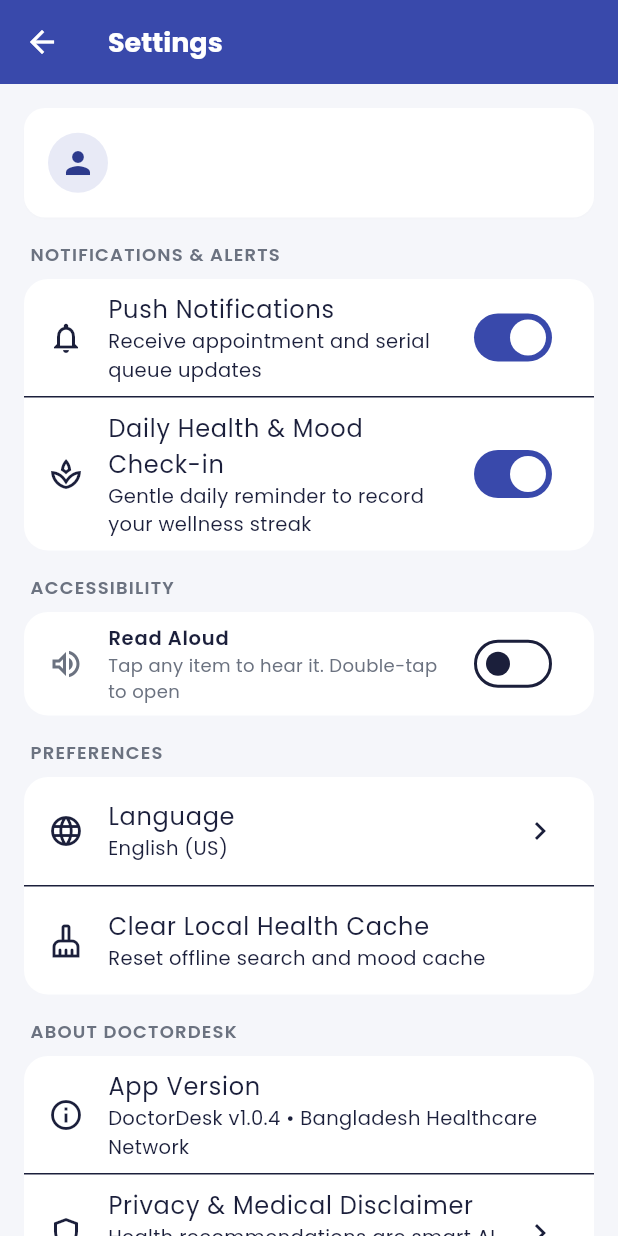
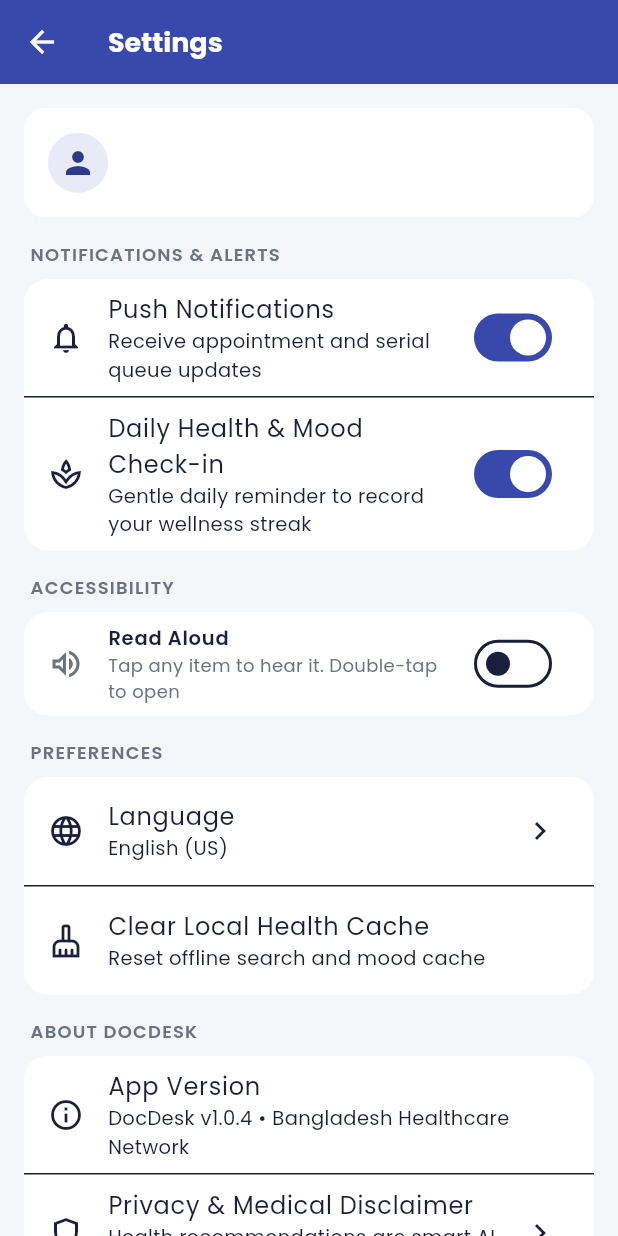
Before and after one commit to Mashrafi-Elahi/doctordesk-flutter, a Flutter app: the SettingsScreen screen opened directly, on a phone screen of 412 x 824 dp. Run offline on Flutter 3.47's test engine with Material 3 defaults, Android fonts, the phone set to English and light mode, and no system bars; our stand-ins replace cloud_firestore, firebase_auth, firebase_core, firebase_storage, flutter_tts, geolocator and 5 more; accounts and stored records are empty.

Commit message:
Update app branding to DocDesk

```diff
--- a/lib/screens/home_screen.dart
+++ b/lib/screens/home_screen.dart
@@ -450,7 +450,7 @@ class _HomeScreenState extends State<HomeScreen> {
                                     ),
                                   ),
                                   Text(
-                                    _greetingName.isNotEmpty ? _greetingName : 'DoctorDesk',
+                                    _greetingName.isNotEmpty ? _greetingName : 'DocDesk',
                                     style: GoogleFonts.poppins(
                                       fontSize: 16,
                                       fontWeight: FontWeight.w600,
@@ -1625,8 +1625,7 @@ class _DoctorListCard extends StatelessWidget {
               ),
             );
           },
-          child: Padding(
-            padding: const EdgeInsets.all(14.0),
+          child: Padding(padding: const EdgeInsets.all(14.0),
             child: Row(
               crossAxisAlignment: CrossAxisAlignment.start,
               children: [
--- a/lib/screens/settings_screen.dart
+++ b/lib/screens/settings_screen.dart
@@ -297,7 +297,7 @@ class _SettingsScreenState extends State<SettingsScreen> {
           const SizedBox(height: 16),
 
           // About & Legal
-          _buildSectionHeader('ABOUT DOCTORDESK'),
+          _buildSectionHeader('ABOUT DOCDESK'),
           Card(
             child: Column(
               children: [
@@ -305,7 +305,7 @@ class _SettingsScreenState extends State<SettingsScreen> {
                   leading: Icon(Icons.info_outline),
                   title: Text('App Version'),
                   subtitle:
-                      Text('DoctorDesk v1.0.4 • Bangladesh Healthcare Network'),
+                      Text('DocDesk v1.0.4 • Bangladesh Healthcare Network'),
                 ),
                 const Divider(height: 1),
                 ListTile(
@@ -320,7 +320,7 @@ class _SettingsScreenState extends State<SettingsScreen> {
                       builder: (ctx) => AlertDialog(
                         title: const Text('Medical Disclaimer'),
                         content: const Text(
-                          'DoctorDesk provides verified doctor directory discovery, chamber queue management, and smart specialty recommendations.\n\nInformation provided in the app is not a substitute for formal clinical diagnosis. Always consult certified medical practitioners for emergencies.',
+                          'DocDesk provides verified doctor directory discovery, chamber queue management, and smart specialty recommendations.\n\nInformation provided in the app is not a substitute for formal clinical diagnosis. Always consult certified medical practitioners for emergencies.',
                           style: TextStyle(fontSize: 13, height: 1.4),
                         ),
                         actions: [
```
